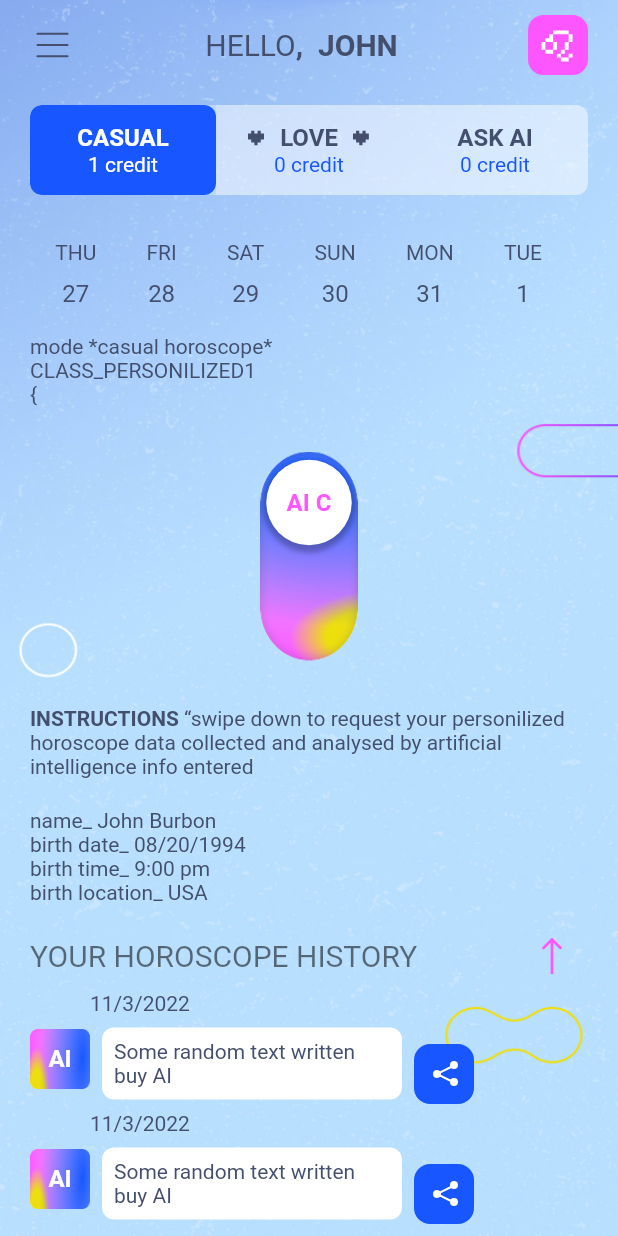
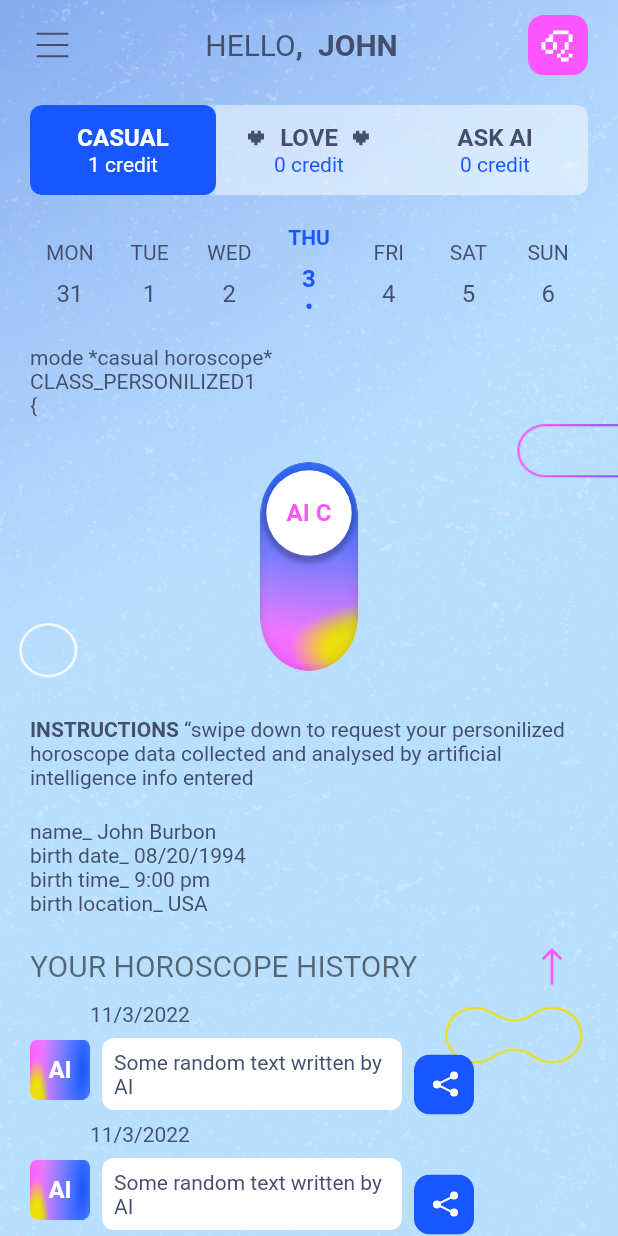
Before and after one commit to Dojdk/aizodiac, a Flutter app: the screen it shows after launch, on a phone screen of 412 x 824 dp. Run offline on Flutter 3.47's test engine with Material 2 defaults, Android fonts, the light colour scheme and no system bars; drawn by our look-alikes of scrollable_positioned_list; our stand-ins replace flutter_rating_bar, flutter_svg; Roboto replaces fonts that are missing (Consolas).

```diff
--- a/lib/main.dart
+++ b/lib/main.dart
@@ -5,7 +5,6 @@ import 'package:provider/provider.dart';
 import 'providers/aianswer.dart';
 
 import 'pages/mainpage.dart';
-import 'pages/chatwithaipage.dart';
 
 import 'constants/colors.dart';
 
@@ -64,14 +63,14 @@ class MyApp extends StatelessWidget {
                 borderRadius: BorderRadius.circular(8.0),
               ),
               textStyle: const TextStyle(
-                  fontSize: 14, fontWeight: FontWeight.bold, color: Colors.white),
+                  fontSize: 14,
+                  fontWeight: FontWeight.bold,
+                  color: Colors.white),
             ),
           ),
         ),
         home: const MainPage(),
-        routes: {
-          ChatWithAiPage.routename: (context) => const ChatWithAiPage(),
-        },
+        routes: const {},
       ),
     );
   }
--- a/lib/widgets/chatwithai/chatbubble.dart
+++ b/lib/widgets/chatwithai/chatbubble.dart
@@ -58,14 +58,9 @@ class _ChatBubbleState extends State<ChatBubble> {
                       decoration: BoxDecoration(
                           color: Colors.white,
                           borderRadius: BorderRadius.circular(8)),
-                      child: Column(
-                        crossAxisAlignment: CrossAxisAlignment.start,
-                        children: [
-                          Text(
-                            widget.message,
-                            style: Theme.of(context).textTheme.bodySmall,
-                          ),
-                        ],
+                      child: Text(
+                        widget.message,
+                        style: Theme.of(context).textTheme.bodySmall,
                       ),
                     ),
                   ],
--- a/lib/widgets/mainpage/appbar.dart
+++ b/lib/widgets/mainpage/appbar.dart
@@ -15,9 +15,7 @@ class MainAppBar extends StatelessWidget {
       mainAxisAlignment: MainAxisAlignment.spaceBetween,
       crossAxisAlignment: CrossAxisAlignment.center,
       children: [
-        Builder(
-          builder: (BuildContext context) {
-            return GestureDetector(
+        GestureDetector(
           onTap: () {
             Navigator.of(context).push(_createRoute());
           },
@@ -29,8 +27,6 @@ class MainAppBar extends StatelessWidget {
               fit: BoxFit.fill,
             ),
           ),
-            );
-          },
         ),
         RichText(
           text: TextSpan(
@@ -67,9 +63,10 @@ Route _createRoute() {
     pageBuilder: (context, animation, secondaryAnimation) => const DrawerPage(),
     transitionsBuilder: (context, animation, secondaryAnimation, child) =>
         SlideTransition(
-
-      position: Tween<Offset>(begin: const Offset(-1, 0), end: Offset.zero)
-          .animate(animation,),
+      position:
+          Tween<Offset>(begin: const Offset(-1, 0), end: Offset.zero).animate(
+        animation,
+      ),
       child: const DrawerPage(),
     ),
   );
--- a/lib/widgets/mainpage/datelist.dart
+++ b/lib/widgets/mainpage/datelist.dart
@@ -1,6 +1,4 @@
 import 'package:flutter/material.dart';
-
-import 'package:scrollable_positioned_list/scrollable_positioned_list.dart';
 
 import '../mainpage/dateitem.dart';
 
@@ -13,16 +11,6 @@ class DateList extends StatefulWidget {
 }
 
 class _DateListState extends State<DateList> {
-  @override
-  void initState() {
-    super.initState();
-    WidgetsBinding.instance.addPostFrameCallback((timeStamp) =>
-        _itemcontroller.scrollTo(
-            index: centerindex - 3,
-            duration: const Duration(milliseconds: 600)));
-            widget.updatetime(days[centerindex-3]);
-  }
-
   final List<DateTime> days = [
     DateTime.now().subtract(const Duration(days: 7)),
     DateTime.now().subtract(const Duration(days: 6)),
@@ -41,48 +29,44 @@ class _DateListState extends State<DateList> {
     DateTime.now().add(const Duration(days: 7)),
   ];
 
-  final _itemcontroller = ItemScrollController();
+  final _controller = PageController(viewportFraction: 1 / 7, initialPage: 7);
 
-  late int centerindex = days.length ~/ 2;
+  late int centerindex = (days.length ~/ 2)+3;
 
   @override
   Widget build(BuildContext context) {
-    double width = (MediaQuery.of(context).size.width - 144) / 16;
-    double padding = width > 20 ? 20 : width;
     return SizedBox(
       width: double.infinity,
-      height: 73,
-      child: ScrollablePositionedList.builder(
-        itemScrollController: _itemcontroller,
-        addAutomaticKeepAlives: true,
-        // physics: const NeverScrollableScrollPhysics(),
-        scrollDirection: Axis.horizontal,
-        itemCount: days.length,
-        itemBuilder: (context, index) => GestureDetector(
-          onTap: () {
-            widget.updatetime(days[index]);
+      height: 80,
+      child: PageView.builder(
+          controller: _controller,
+          padEnds: false,
+          onPageChanged: (value) {
             setState(() {
-              centerindex = index;
+              centerindex = value + 3;
             });
-            _itemcontroller.scrollTo(
-                index: (index - 3) < 0 ? 0 : index - 3,
-                duration: const Duration(milliseconds: 600));
           },
-          child: Container(
-            padding: index == centerindex
-                ? null
-                : EdgeInsets.only(
-                    left: padding,
-                    top: 10,
-                    right: padding,
-                  ),
-            child: DateItem(
-              center: centerindex == index,
-              time: days[index],
-            ),
-          ),
-        ),
-      ),
+          scrollDirection: Axis.horizontal,
+          itemCount: days.length + 6,
+          itemBuilder: (context, index) {
+            if (index == 0 ||
+                index == 1 ||
+                index == 2 ||
+                index == 18 ||
+                index == 19 ||
+                index == 20) return const SizedBox();
+            return Container(
+              padding: index == centerindex
+                  ? null
+                  : const EdgeInsets.only(
+                      top: 10,
+                    ),
+              child: DateItem(
+                center: centerindex == index,
+                time: days[index - 3],
+              ),
+            );
+          }),
     );
   }
 }
--- a/lib/widgets/mainpage/switchbutton.dart
+++ b/lib/widgets/mainpage/switchbutton.dart
@@ -37,7 +37,7 @@ class _CustomSwitchState extends State<CustomSwitch>
             begin: widget.value ? Alignment.topCenter : Alignment.bottomCenter,
             end: widget.value ? Alignment.bottomCenter : Alignment.topCenter)
         .animate(CurvedAnimation(
-            parent: _animationController, curve: Curves.linear));
+            parent: _animationController, curve: Curves.easeInCubic));
   }
 
   @override
@@ -60,17 +60,6 @@ class _CustomSwitchState extends State<CustomSwitch>
         builder: (context, child) {
           return GestureDetector(
             onVerticalDragDown: (DragDownDetails details) async {
-              if (!widget.value) null;
-              // if (_animationController.isCompleted) {
-              //   await _animationController.reverse();
-              // } else {
-              //   await _animationController.forward();
-              // }
-              await _animationController.forward();
-              widget.onTap();
-              _animationController.reverse();
-            },
-            onTap: () async {
               if (!widget.value) null;
               // if (_animationController.isCompleted) {
               //   await _animationController.reverse();
--- a/pubspec.yaml
+++ b/pubspec.yaml
@@ -43,6 +43,7 @@ dependencies:
   provider: ^6.0.4
   http: ^0.13.5
   flutter_rating_bar: ^4.0.1
+  boxy: ^2.0.6+2
 
 dev_dependencies:
   flutter_test:
```
Also changed, not shown: lib/pages/chatwithaipage.dart (+4 -5 lines), lib/widgets/chatwithai/chatbubble_me.dart (+3 -8 lines), lib/widgets/mainpage/historysection.dart (+26 -3 lines), lib/widgets/mainpage/maincolumn.dart (+25 -7 lines), pubspec.lock. Lines whose indentation alone changed are shown as unchanged.
